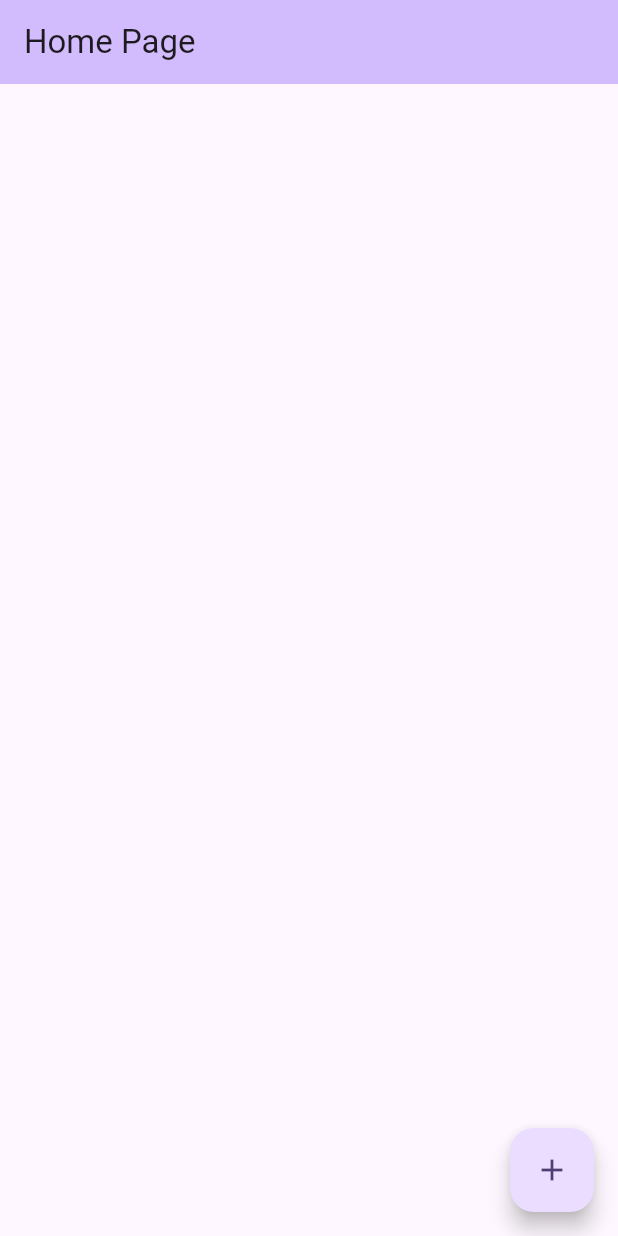
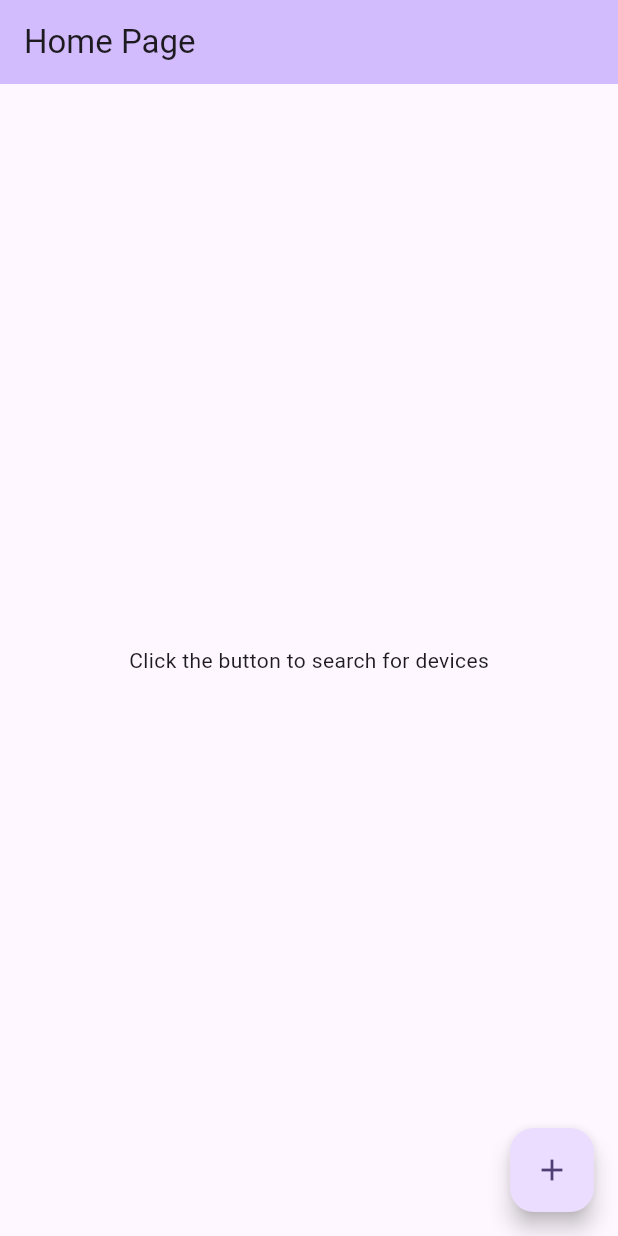
Before and after one commit to Jerrychenjikai/USB-measurement, a Flutter app: the screen it shows after launch, on a phone screen of 412 x 824 dp. Run offline on Flutter 3.47's test engine with Material 3 defaults, Android fonts, the phone set to English and light mode, and no system bars; missing offline and left inert: flutter_libserialport, usb_serial.

```diff
--- a/lib/main.dart
+++ b/lib/main.dart
@@ -32,6 +32,8 @@ class MyHomePage extends StatefulWidget {
 class _MyHomePageState extends State<MyHomePage> {
   List<MySerialDevice> available_devices = [];
   List<Widget> device_list = [];
+
+  String hint = "Click the button to search for devices";
 
   List<Widget> _render_devices(List<MySerialDevice> devices) {
     return devices.map((device) {
@@ -68,13 +70,11 @@ class _MyHomePageState extends State<MyHomePage> {
   void _start_scan() async {
     available_devices = await getAvailablePorts();
 
-    print("scanned");
-
     setState(() {
       device_list = _render_devices(available_devices);
     });
 
-    print("found ${device_list.length} devices");
+    hint = "found ${device_list.length} devices";
   }
 
   @override
@@ -87,7 +87,10 @@ class _MyHomePageState extends State<MyHomePage> {
       body: Center(
         child: Column(
           mainAxisAlignment: MainAxisAlignment.center,
-          children: device_list,
+          children: [
+            Text(hint),
+            ...device_list,
+          ],
         ),
       ),
       floatingActionButton: FloatingActionButton(
```
Also changed, not shown: pubspec.lock.
